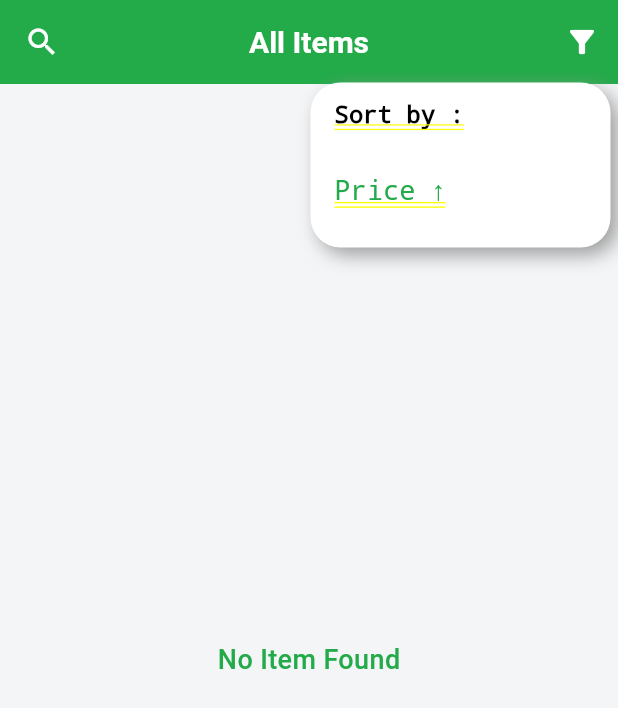
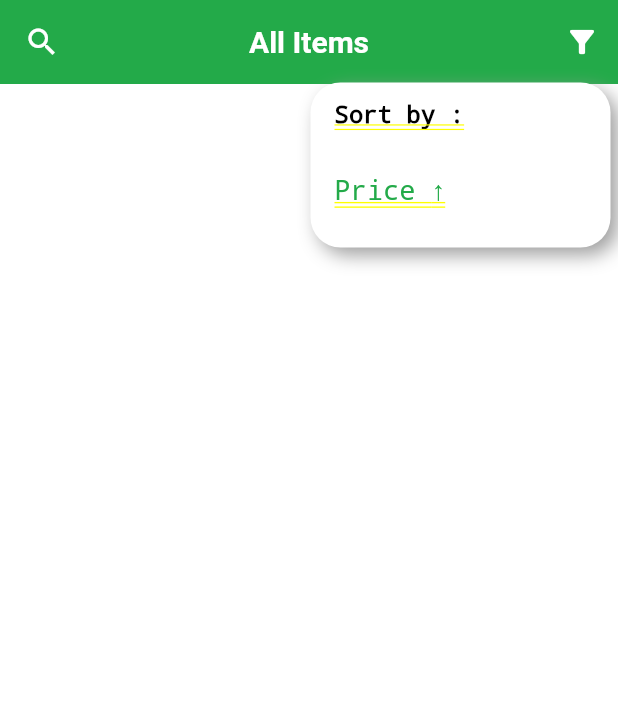
Before and after one commit to MukundVarsani/Grocery-app, a Flutter app: the AllItemsPage screen opened directly, after a tap on the "filter alt" icon, on a phone screen of 412 x 824 dp. Shown: the top 708 px of the screen. Run offline on Flutter 3.47's test engine with Material 3 defaults, Android fonts, the phone set to English and light mode, and no system bars; our stand-ins replace bloc, cloud_firestore, dio, easy_stepper, firebase_auth, firebase_core and 7 more; missing offline and left inert: animation_wrappers, flutter_stripe; accounts and stored records are empty.

```diff
--- a/lib/services/bloc/AuthBloc/LoginCubit/login_cubit.dart
+++ b/lib/bloc/AuthBloc/LoginCubit/login_cubit.dart
@@ -3,7 +3,7 @@ import 'package:flutter/material.dart';
 import 'package:myshop/Model/user_model.dart';
 import 'package:myshop/services/AuthServices/auth_method.dart';
 import 'package:myshop/services/Provider/user_provider.dart';
-import 'package:myshop/services/bloc/AuthBloc/LoginCubit/login_state.dart';
+import 'package:myshop/bloc/AuthBloc/LoginCubit/login_state.dart';
 import 'package:myshop/utils/utils.dart';
 import 'package:provider/provider.dart';
 import 'package:velocity_x/velocity_x.dart';
--- /dev/null
+++ b/lib/bloc/ProductBloc/GetAllProducts_Cubit/get_all_products_cubit.dart
@@ -0,0 +1,49 @@
+import 'package:flutter_bloc/flutter_bloc.dart';
+import 'package:myshop/Model/product_model.dart';
+import 'package:myshop/bloc/ProductBloc/GetAllProducts_Cubit/get_all_products_state.dart';
+import 'package:myshop/services/ProductServices/product_service.dart';
+
+class GetAllProductsCubit extends Cubit<GetAllProductsState> {
+  final ProductService _productService = ProductService();
+
+
+  GetAllProductsCubit() : super(GetAllProductsInitialState()) {
+    getAllProducts();
+  }
+
+  // void categoryWiseProduct({required String category}) async {
+  //   try {
+  //     emit(ProductLoadingState());
+
+  //     List<ProductModel> catProducts =
+  //         await _productService.getSingleCategoryProducts(category: category);
+
+  //     if (catProducts.isEmpty) emit(ProductErrorState("Products not found."));
+
+  //     emit(ProductLoadedState(catProducts));
+  //   } catch (e) {
+  //     emit(ProductErrorState(e.toString()));
+  //   }
+  // }
+
+  void getAllProducts() async {
+    if (state is GetAllProductsLoadingState ||
+        state is GetAllProductsLoadedState) return;
+
+    try {
+      emit(GetAllProductsLoadingState());
+
+      List<ProductModel> allProducts =
+          await _productService.getAllAvailableItems();
+      if (  allProducts.isEmpty) {
+        emit(GetAllProductsErrorState("Products not found."));
+      }
+
+      emit(GetAllProductsLoadedState(allProducts));
+
+    } catch (e) {
+      emit(GetAllProductsLoadingState());
+    }
+
+  }
+}
--- /dev/null
+++ b/lib/bloc/ProductBloc/GetAllProducts_Cubit/get_all_products_state.dart
@@ -0,0 +1,17 @@
+import 'package:myshop/Model/product_model.dart';
+
+abstract class GetAllProductsState {}
+
+class GetAllProductsInitialState extends GetAllProductsState {}
+
+class GetAllProductsLoadingState extends GetAllProductsState {}
+
+class GetAllProductsLoadedState extends GetAllProductsState {
+  final List<ProductModel> products;
+  GetAllProductsLoadedState(this.products);
+}
+
+class GetAllProductsErrorState extends GetAllProductsState {
+  final String error;
+  GetAllProductsErrorState(this.error);
+}
--- /dev/null
+++ b/lib/bloc/ProductBloc/GetBestSelling_Cubit/best_selling_product_cubit.dart
@@ -0,0 +1,28 @@
+import 'package:flutter_bloc/flutter_bloc.dart';
+import 'package:myshop/Model/product_model.dart';
+import 'package:myshop/bloc/ProductBloc/GetBestSelling_Cubit/best_selling_product_state.dart';
+import 'package:myshop/services/ProductServices/product_service.dart';
+
+class BestSellingProductCubit extends Cubit<BestSellingProductState> {
+  final ProductService _productService = ProductService();
+
+  BestSellingProductCubit() : super(BestSellingProductInitialState()) {
+    getBestSellingProducts();
+  }
+
+  void getBestSellingProducts() async {
+       if (state is BestSellingProductLoadingState || state is BestSellingProductLoadedState) return;
+    try {
+      emit(BestSellingProductLoadingState());
+      List<ProductModel> bestSellingProducts =
+          await _productService.getBestSelling();
+      if (bestSellingProducts.isEmpty) {
+        emit(BestSellingProductErrorState("Products not found."));
+      }
+
+      emit(BestSellingProductLoadedState(bestSellingProducts));
+    } catch (e) {
+      emit(BestSellingProductLoadingState());
+    }
+  }
+}
--- /dev/null
+++ b/lib/bloc/ProductBloc/GetBestSelling_Cubit/best_selling_product_state.dart
@@ -0,0 +1,17 @@
+import 'package:myshop/Model/product_model.dart';
+
+abstract class BestSellingProductState {}
+
+class BestSellingProductInitialState extends BestSellingProductState {}
+
+class BestSellingProductLoadingState extends BestSellingProductState {}
+
+class BestSellingProductLoadedState extends BestSellingProductState {
+  final List<ProductModel> products;
+  BestSellingProductLoadedState(this.products);
+}
+
+class BestSellingProductErrorState extends BestSellingProductState {
+  final String error;
+  BestSellingProductErrorState(this.error);
+}
--- a/lib/pages/allItemPage/all_items.dart
+++ b/lib/pages/allItemPage/all_items.dart
@@ -1,6 +1,9 @@
-import 'package:cloud_firestore/cloud_firestore.dart';
 import 'package:flutter/material.dart';
+import 'package:flutter_bloc/flutter_bloc.dart';
 import 'package:myshop/Model/product_model.dart';
+import 'package:myshop/bloc/ProductBloc/GetAllProducts_Cubit/get_all_products_cubit.dart';
+import 'package:myshop/bloc/ProductBloc/GetAllProducts_Cubit/get_all_products_state.dart';
+
 import 'package:myshop/pages/singleItemPage/item_detail_page.dart';
 
 import 'package:myshop/services/ProductServices/product_service.dart';
@@ -23,23 +26,20 @@ class _AllItemsPageState extends State<AllItemsPage> {
   final ProductService _productService = ProductService();
   bool isSearching = false;
   bool isPriceUp = false;
-  bool isLoading = false;
+
   @override
   void initState() {
+    final allProducts = BlocProvider.of<GetAllProductsCubit>(context);
+
+    if (allProducts.state is GetAllProductsLoadedState) {}
     getAllProducts();
     super.initState();
   }
 
   void getAllProducts() async {
-    setState(() {
-      isLoading = true;
-    });
-    allProducts = await ProductService().getAllAvailableItems();
-    filterdProducts = allProducts;
-
-    setState(() {
-      isLoading = false;
-    });
+    // allProducts =
+    //     await BlocProvider.of<GetAllProductsCubit>(context).getAllProducts();
+    // filterdProducts = allProducts;
   }
 
   void filterByLowPrice() {
@@ -207,26 +207,31 @@ class _AllItemsPageState extends State<AllItemsPage> {
         ],
         centerTitle: true,
       ),
-      body: isLoading ?
-     const  Center(child: CircularProgressIndicator(),)
-      : filterdProducts.isEmpty
-          ?  Container(
-                color: AppColors.lightModeCardColor,
-                height: double.maxFinite,
-                width: double.maxFinite,
-
-                child:const Center(
-                  child:   Text(
+      body: BlocBuilder<GetAllProductsCubit, GetAllProductsState>(
+        builder: (context, state) {
+          if (state is GetAllProductsLoadingState) {
+            return const Center(
+              child: CircularProgressIndicator.adaptive(
+                backgroundColor: AppColors.whiteColor,
+                valueColor: AlwaysStoppedAnimation<Color>(AppColors.themeColor),
+              ),
+            );
+          } else if (state is GetAllProductsErrorState) {
+            return const Center(
+              child: Text(
                 "No Item Found",
                 style: TextStyle(
                     color: AppColors.themeColor,
                     fontSize: 18,
                     fontWeight: FontWeight.w500),
               ),
-                ),
-              )
-
-          : GridView.builder(
+            );
+          } else if (state is GetAllProductsLoadedState) {
+            if (filterdProducts.isEmpty) {
+              allProducts = state.products;
+              filterdProducts = allProducts;
+            }
+            return GridView.builder(
               padding: const EdgeInsets.symmetric(vertical: 16),
               gridDelegate: const SliverGridDelegateWithFixedCrossAxisCount(
                   crossAxisCount: 2,
@@ -250,6 +255,19 @@ class _AllItemsPageState extends State<AllItemsPage> {
                       price: filterdProducts[index].price ?? "Na"),
                 );
               },
+            );
+          } else {
+            return const Center(
+              child: Text(
+                "Error while geting product",
+                style: TextStyle(
+                    color: AppColors.themeColor,
+                    fontSize: 18,
+                    fontWeight: FontWeight.w500),
+              ),
+            );
+          }
+        },
       ),
     );
   }
--- a/lib/services/ProductServices/product_service.dart
+++ b/lib/services/ProductServices/product_service.dart
@@ -53,6 +53,8 @@ class ProductService {
     return allProducts;
   }
 
+
+
   Future<List<ProductModel>> getBestSelling() async {
     List<ProductModel> allProducts = [];
 
@@ -75,4 +77,5 @@ class ProductService {
 
     return allProducts;
   }
+
 }
--- a/pubspec.yaml
+++ b/pubspec.yaml
@@ -56,6 +56,7 @@ dependencies:
   slider_button: ^2.1.0
   flutter_bloc: ^8.1.6
   bloc: ^8.1.4
+  page_transition: ^2.1.0
 
 
 dev_dependencies:
```
Also changed, not shown: lib/Resources/auth/sign_in.dart (+10 -7 lines), lib/main.dart (+11 -3 lines), lib/pages/OrderPage/my_order.dart (+6 -2 lines), lib/pages/homePage/home_page.dart (+54 -24 lines), lib/pages/user_navigation_bar.dart (+5 -5 lines), lib/services/UserServices/user_services.dart (+4 -5 lines), lib/widgets/features/best_selling.dart (+21 -6 lines), lib/bloc/AuthBloc/LoginCubit/login_state.dart (renamed from lib/services/bloc/AuthBloc/LoginCubit/login_state.dart), lib/services/bloc/LoginCubit/login_cubit.dart (deleted), pubspec.lock. Lines whose indentation alone changed are shown as unchanged.
